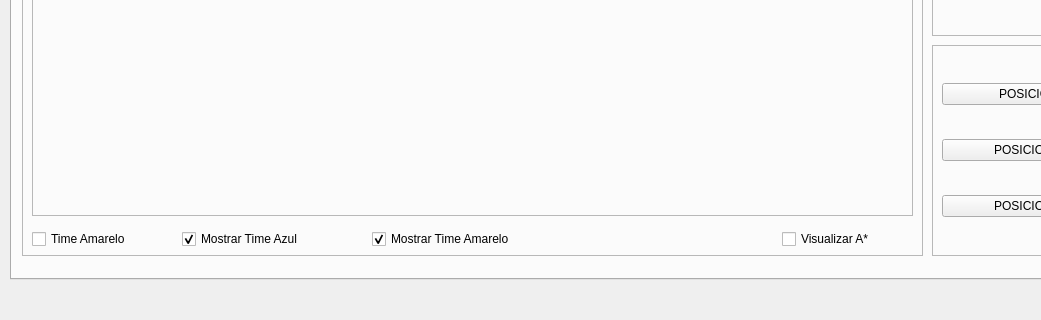
Old version of the form PyQt/main.ui in the repository unball/UnBallSSLclient; both pictures show x 0 to 1041 and y 480 to 800 of the 1200 by 800 pixel window.
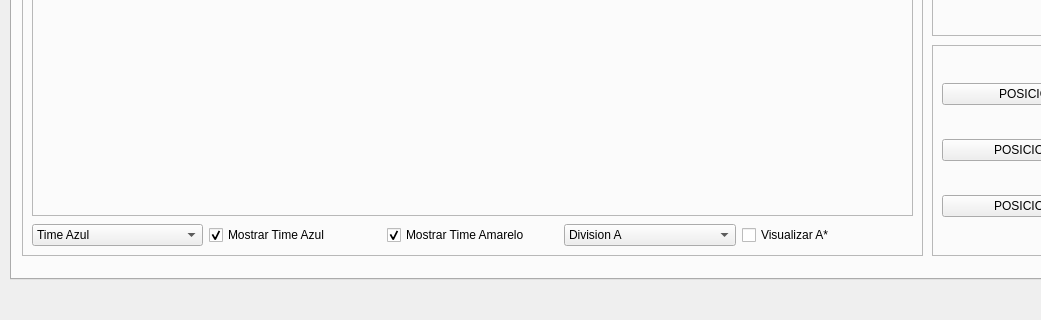
New version of the form.

Commit message: TWEAKS IN THE FIELD_VISUALIZATION AND MAJOR IMPROVEMENTS IN THE UI BUTTONS

```diff
--- a/PyQt/main.ui
+++ b/PyQt/main.ui
@@ -210,41 +210,58 @@
         <enum>QFrame::Raised</enum>
        </property>
       </widget>
-      <widget class="QCheckBox" name="aestrela_checkbox">
-       <property name="geometry">
-        <rect>
-         <x>760</x>
-         <y>620</y>
-         <width>131</width>
-         <height>28</height>
-        </rect>
-       </property>
-       <property name="text">
-        <string>Visualizar A*</string>
-       </property>
-      </widget>
-      <widget class="QCheckBox" name="is_yellow">
+      <widget class="QWidget" name="">
        <property name="geometry">
         <rect>
          <x>10</x>
-         <y>620</y>
-         <width>141</width>
-         <height>28</height>
+         <y>610</y>
+         <width>881</width>
+         <height>41</height>
         </rect>
        </property>
+       <layout class="QGridLayout" name="gridLayout_2">
+        <item row="0" column="0">
+         <widget class="QComboBox" name="comboBox">
+          <item>
+           <property name="text">
+            <string>Time Azul</string>
+           </property>
+          </item>
+          <item>
        <property name="text">
         <string>Time Amarelo</string>
        </property>
-      </widget>
+          </item>
+         </widget>
+        </item>
+        <item row="0" column="4">
+         <widget class="QCheckBox" name="aestrela_checkbox">
+          <property name="text">
+           <string>Visualizar A*</string>
+          </property>
+         </widget>
+        </item>
+        <item row="0" column="3">
+         <widget class="QComboBox" name="division_combo">
+          <item>
+           <property name="text">
+            <string>Division A</string>
+           </property>
+          </item>
+          <item>
+           <property name="text">
+            <string>Division B</string>
+           </property>
+          </item>
+          <item>
+           <property name="text">
+            <string>Entry Level</string>
+           </property>
+          </item>
+         </widget>
+        </item>
+        <item row="0" column="1">
       <widget class="QCheckBox" name="show_blue">
-       <property name="geometry">
-        <rect>
-         <x>160</x>
-         <y>620</y>
-         <width>171</width>
-         <height>28</height>
-        </rect>
-       </property>
        <property name="text">
         <string>Mostrar Time Azul</string>
        </property>
@@ -252,18 +269,12 @@
         <bool>true</bool>
        </property>
       </widget>
+        </item>
+        <item row="0" column="2">
       <widget class="QCheckBox" name="show_yellow">
        <property name="enabled">
         <bool>true</bool>
        </property>
-       <property name="geometry">
-        <rect>
-         <x>350</x>
-         <y>620</y>
-         <width>211</width>
-         <height>28</height>
-        </rect>
-       </property>
        <property name="tabletTracking">
         <bool>false</bool>
        </property>
@@ -279,6 +290,9 @@
        <property name="checked">
         <bool>true</bool>
        </property>
+         </widget>
+        </item>
+       </layout>
       </widget>
      </widget>
      <widget class="QLabel" name="left_team">
```
Lines whose indentation alone changed are shown as unchanged. The commit also changes 3 other files.
